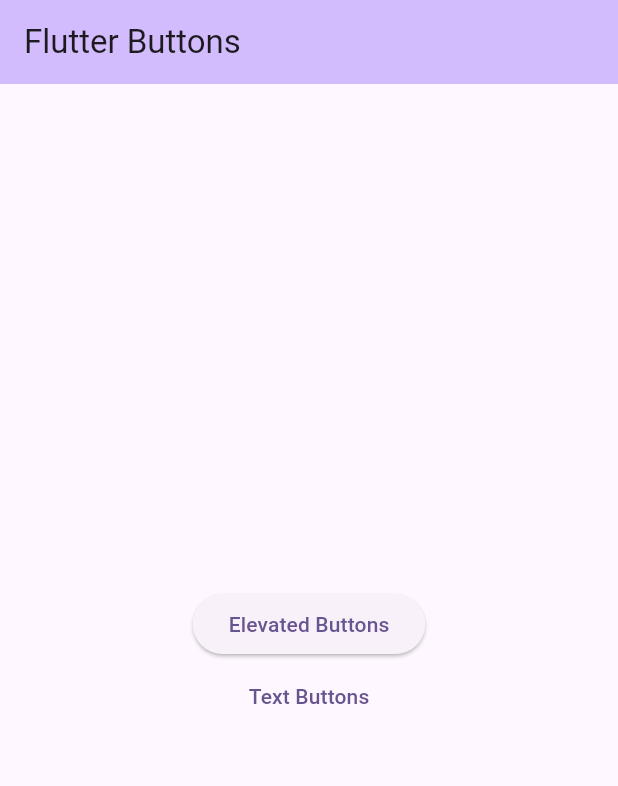
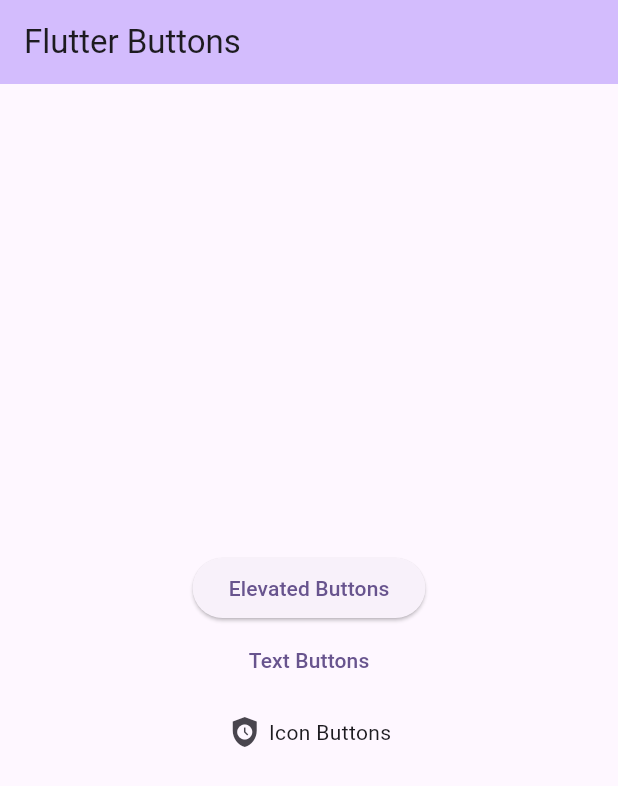
Before and after one commit to afrahshaikh/flutter_buttons, a Flutter app: the screen it shows after launch, on a phone screen of 412 x 824 dp. Shown: the top 786 px of the screen. Run offline on Flutter 3.47's test engine with Material 3 defaults, Android fonts, the phone set to English and light mode, and no system bars.

Commit message:
icon buttons

```diff
--- a/lib/main.dart
+++ b/lib/main.dart
@@ -1,5 +1,6 @@
 import 'package:flutter/material.dart';
 import 'package:flutter_buttons/buttons/elevated_button.dart';
+import 'package:flutter_buttons/buttons/icon_button.dart';
 import 'package:flutter_buttons/buttons/text_button.dart';
 
 void main() {
@@ -50,7 +51,18 @@
             TextButton(onPressed: (){
               Navigator.push(context, MaterialPageRoute(builder: (context)=>
               TextButtons()));
-            }, child: Text('Text Buttons'))
+            }, child: Text('Text Buttons')),
+            IconButton(onPressed: (){
+              Navigator.push(context, MaterialPageRoute(builder: (context)=>
+              IconButtons()));
+            }, icon: Row(
+              mainAxisAlignment: MainAxisAlignment.center,
+              spacing: 4,
+              children: [
+                Icon(Icons.safety_check),
+                Text('Icon Buttons'),
+              ],
+            ))
           ],
         ),
       ),
```
Also changed, not shown: lib/buttons/icon_button.dart (added, +50 -0 lines).
